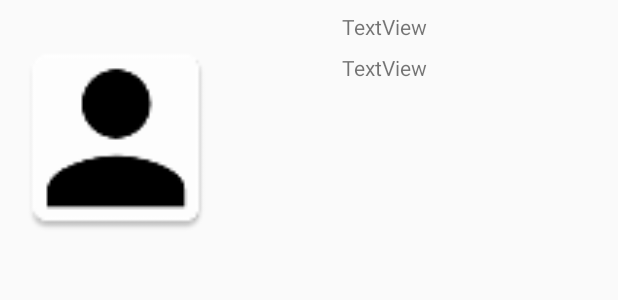
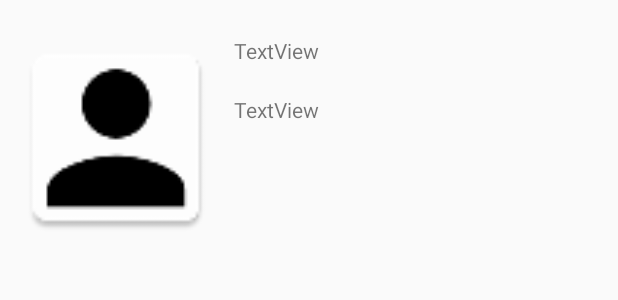
Before and after one commit to jdegrandchamp89/SocialGolf, an Android app: the layout fragment_home.xml on its own in the app's theme, with its tools: preview values and no code run, on a phone screen of 412 x 824 dp. Shown: the top 300 px of the screen. Run offline under Robolectric (Android 15) with nearby library versions, the phone set to English and light mode, and no system bars.

Commit message:
adjust home screen for readability

```diff
--- a/app/src/main/res/layout/fragment_home.xml
+++ b/app/src/main/res/layout/fragment_home.xml
@@ -19,29 +19,27 @@
 
     <TextView
         android:id="@+id/name"
-        android:layout_width="wrap_content"
+        android:layout_width="0dp"
         android:layout_height="wrap_content"
-        android:layout_marginTop="8dp"
+        android:layout_marginTop="24dp"
         android:text="TextView"
         app:layout_constraintTop_toTopOf="parent"
+        app:layout_constraintLeft_toRightOf="@+id/profPicture"
         android:layout_marginLeft="8dp"
-        app:layout_constraintLeft_toLeftOf="@+id/guideline" />
-
-    <android.support.constraint.Guideline
-        android:layout_width="wrap_content"
-        android:layout_height="wrap_content"
-        android:id="@+id/guideline"
-        android:orientation="vertical"
-        app:layout_constraintGuide_end="192dp" />
+        android:layout_marginRight="8dp"
+        app:layout_constraintRight_toRightOf="parent" />
 
     <TextView
         android:id="@+id/email"
-        android:layout_width="wrap_content"
+        android:layout_width="0dp"
         android:layout_height="wrap_content"
-        android:layout_marginLeft="8dp"
-        android:layout_marginTop="8dp"
+        android:layout_marginTop="20dp"
         android:text="TextView"
-        app:layout_constraintLeft_toLeftOf="@+id/guideline"
-        app:layout_constraintTop_toBottomOf="@+id/name" />
+        app:layout_constraintTop_toBottomOf="@+id/name"
+        android:layout_marginLeft="0dp"
+        app:layout_constraintLeft_toLeftOf="@+id/name"
+        android:layout_marginRight="0dp"
+        app:layout_constraintRight_toRightOf="@+id/name"
+        app:layout_constraintHorizontal_bias="0.0" />
 
 </android.support.constraint.ConstraintLayout>
```
